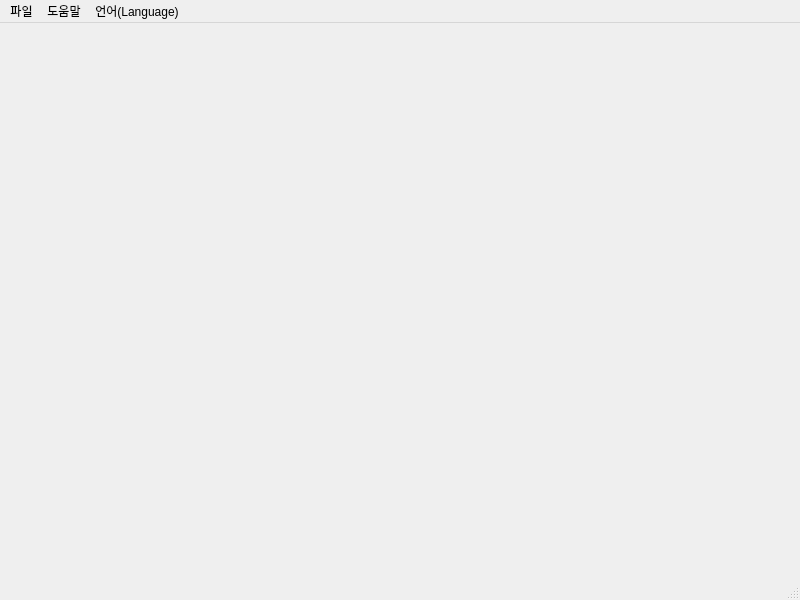
Before: the Qt Designer form memoreader/memoreaderui.ui in kwonyohan/kwon, drawn with Qt 5.
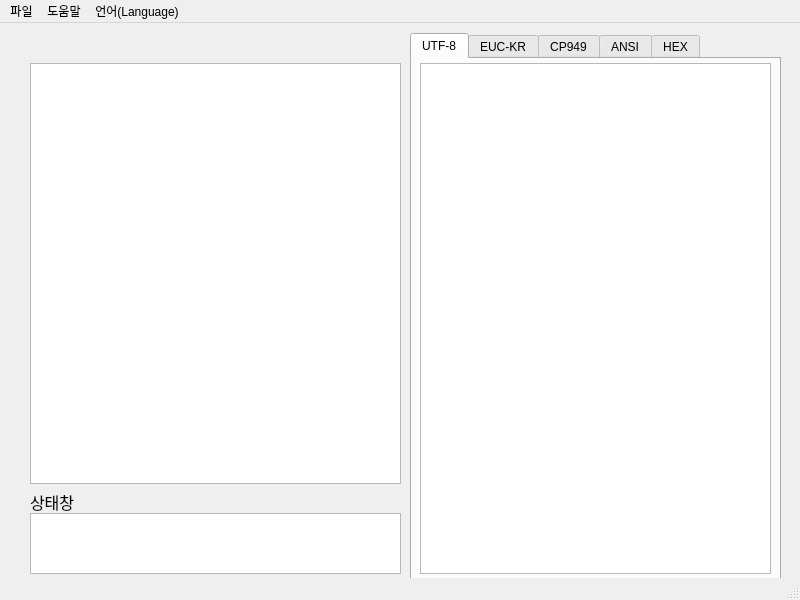
After: the same form once the commit is applied.

```diff
--- a/memoreader/memoreaderui.ui
+++ b/memoreader/memoreaderui.ui
@@ -13,7 +13,121 @@
   <property name="windowTitle">
    <string>memoreader</string>
   </property>
-  <widget class="QWidget" name="centralwidget"/>
+  <widget class="QWidget" name="centralwidget">
+   <widget class="QTextEdit" name="hexview">
+    <property name="geometry">
+     <rect>
+      <x>30</x>
+      <y>40</y>
+      <width>371</width>
+      <height>421</height>
+     </rect>
+    </property>
+   </widget>
+   <widget class="QTextBrowser" name="viewtxt">
+    <property name="geometry">
+     <rect>
+      <x>420</x>
+      <y>40</y>
+      <width>351</width>
+      <height>511</height>
+     </rect>
+    </property>
+   </widget>
+   <widget class="QTextBrowser" name="console">
+    <property name="geometry">
+     <rect>
+      <x>30</x>
+      <y>490</y>
+      <width>371</width>
+      <height>61</height>
+     </rect>
+    </property>
+   </widget>
+   <widget class="QLabel" name="console_label">
+    <property name="geometry">
+     <rect>
+      <x>30</x>
+      <y>470</y>
+      <width>77</width>
+      <height>18</height>
+     </rect>
+    </property>
+    <property name="font">
+     <font>
+      <pointsize>12</pointsize>
+      <weight>50</weight>
+      <bold>false</bold>
+     </font>
+    </property>
+    <property name="text">
+     <string>상태창</string>
+    </property>
+   </widget>
+   <widget class="QTabWidget" name="tabWidget">
+    <property name="geometry">
+     <rect>
+      <x>410</x>
+      <y>10</y>
+      <width>371</width>
+      <height>551</height>
+     </rect>
+    </property>
+    <property name="currentIndex">
+     <number>0</number>
+    </property>
+    <widget class="QWidget" name="utp8">
+     <property name="enabled">
+      <bool>true</bool>
+     </property>
+     <property name="font">
+      <font>
+       <kerning>true</kerning>
+      </font>
+     </property>
+     <property name="toolTip">
+      <string>&lt;html&gt;&lt;head/&gt;&lt;body&gt;&lt;p&gt;야&lt;br/&gt;&lt;/p&gt;&lt;/body&gt;&lt;/html&gt;</string>
+     </property>
+     <property name="whatsThis">
+      <string>&lt;html&gt;&lt;head/&gt;&lt;body&gt;&lt;p&gt;&lt;br/&gt;&lt;/p&gt;&lt;/body&gt;&lt;/html&gt;</string>
+     </property>
+     <property name="accessibleName">
+      <string/>
+     </property>
+     <property name="styleSheet">
+      <string notr="true"/>
+     </property>
+     <attribute name="title">
+      <string>UTF-8</string>
+     </attribute>
+    </widget>
+    <widget class="QWidget" name="euckr">
+     <attribute name="title">
+      <string>EUC-KR</string>
+     </attribute>
+    </widget>
+    <widget class="QWidget" name="cp949">
+     <attribute name="title">
+      <string>CP949</string>
+     </attribute>
+    </widget>
+    <widget class="QWidget" name="ansi">
+     <attribute name="title">
+      <string>ANSI</string>
+     </attribute>
+    </widget>
+    <widget class="QWidget" name="hex">
+     <attribute name="title">
+      <string>HEX</string>
+     </attribute>
+    </widget>
+   </widget>
+   <zorder>tabWidget</zorder>
+   <zorder>hexview</zorder>
+   <zorder>console</zorder>
+   <zorder>console_label</zorder>
+   <zorder>viewtxt</zorder>
+  </widget>
   <widget class="QMenuBar" name="menubar">
    <property name="geometry">
     <rect>
```
